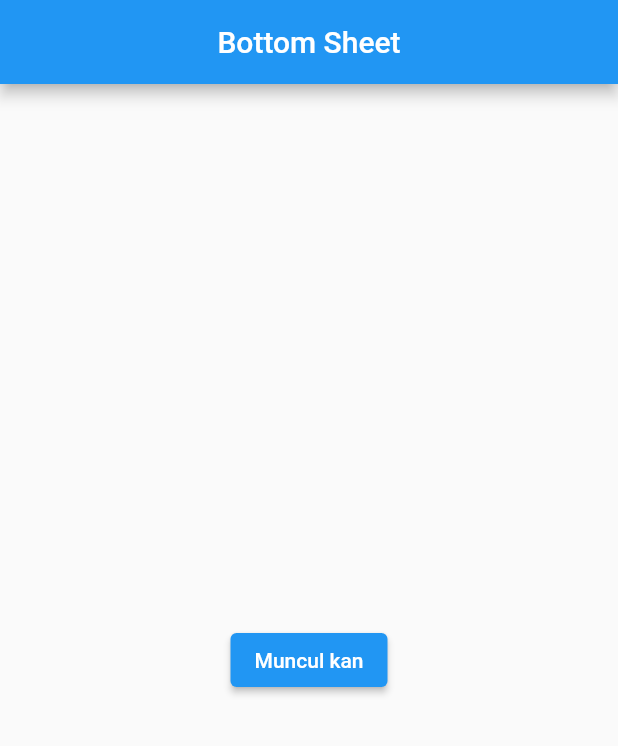
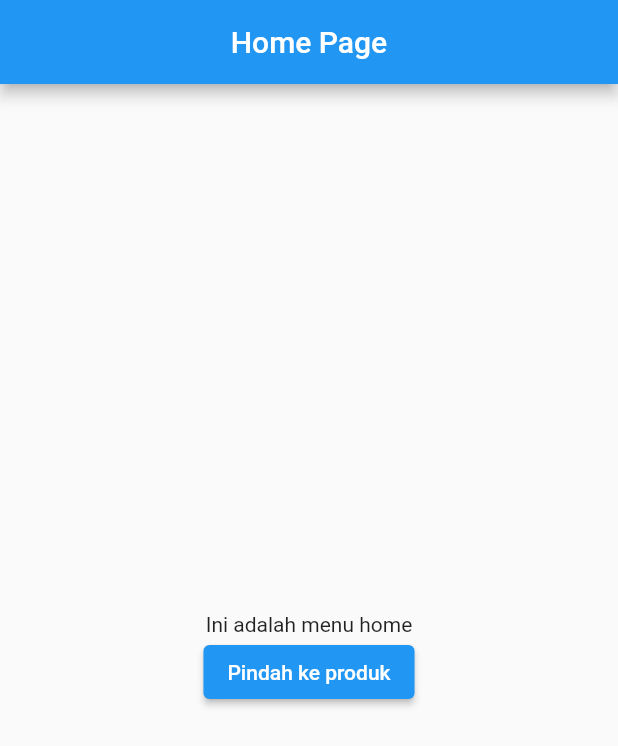
Before and after one commit to Baharudin78/playground, a Flutter app: the screen it shows after launch, on a phone screen of 412 x 824 dp. Shown: the top 746 px of the screen. Run offline on Flutter 3.47's test engine with Material 2 defaults, Android fonts, the phone set to English and light mode, and no system bars; missing offline and left inert: dart:js.

```diff
--- a/lib/main.dart
+++ b/lib/main.dart
@@ -1,6 +1,8 @@
 import 'package:flutter/material.dart';
+import 'package:playground/pages/home_page.dart';
 import 'package:playground/widget/bottom_nav_bar.dart';
 import 'package:playground/widget/bottom_sheet.dart';
+import 'package:playground/widget/drawer.dart';
 import 'package:playground/widget/snackbar.dart';
 import 'package:playground/widget/tab_bar.dart';
 import 'package:playground/widget/text_field.dart';
@@ -22,7 +24,7 @@ class _MyAppState extends State<MyApp> {
   Widget build(BuildContext context) {
     return const MaterialApp(
       debugShowCheckedModeBanner: false,
-      home: BottomSheetLearn(),
+      home: HomePage(),
     );
   }
 }
--- /dev/null
+++ b/lib/pages/home_page.dart
@@ -0,0 +1,34 @@
+import 'package:flutter/material.dart';
+import 'package:playground/pages/product_page.dart';
+
+class HomePage extends StatelessWidget {
+  const HomePage({Key? key}) : super(key: key);
+
+  @override
+  Widget build(BuildContext context) {
+    return Scaffold(
+      appBar: AppBar(
+        centerTitle: true,
+        title: Text("Home Page"),
+      ),
+      body: Center(
+        child: Column(
+          mainAxisAlignment: MainAxisAlignment.center,
+          children: [
+            Text("Ini adalah menu home"),
+            ElevatedButton(
+              onPressed: () {
+                Navigator.of(context).push(
+                  MaterialPageRoute(
+                    builder: (context) => ProductPage(),
+                  ),
+                );
+              },
+              child: Text("Pindah ke produk"),
+            ),
+          ],
+        ),
+      ),
+    );
+  }
+}
--- /dev/null
+++ b/lib/widget/drawer.dart
@@ -0,0 +1,128 @@
+import 'package:flutter/material.dart';
+
+class DrawerLearn extends StatelessWidget {
+  const DrawerLearn({Key? key}) : super(key: key);
+
+  @override
+  Widget build(BuildContext context) {
+    return Scaffold(
+      appBar: AppBar(
+        title: Text("Drawer Learn"),
+        centerTitle: true,
+      ),
+      drawer: Drawer(
+        child: Column(
+          children: [
+            Container(
+              height: 150,
+              color: Colors.blue,
+              child: Row(
+                crossAxisAlignment: CrossAxisAlignment.center,
+                children: [
+                  Padding(
+                    padding: EdgeInsets.all(10),
+                    child: Image(
+                      image: AssetImage("assets/man.png"),
+                      height: 90,
+                      width: 90,
+                    ),
+                  ),
+                  Text(
+                    "Baahrudin",
+                    style: TextStyle(fontSize: 20),
+                  ),
+                ],
+              ),
+            ),
+            Expanded(
+              child: ListView(
+                children: [
+                  ListTile(
+                    leading: Icon(Icons.home),
+                    title: Text("Home"),
+                  ),
+                  ListTile(
+                    leading: Icon(Icons.home),
+                    title: Text("Home"),
+                  ),
+                  ListTile(
+                    leading: Icon(Icons.home),
+                    title: Text("Home"),
+                  ),
+                  ListTile(
+                    leading: Icon(Icons.home),
+                    title: Text("Home"),
+                  ),
+                  ListTile(
+                    leading: Icon(Icons.home),
+                    title: Text("Home"),
+                  ),
+                  ListTile(
+                    leading: Icon(Icons.home),
+                    title: Text("Home"),
+                  ),
+                  ListTile(
+                    leading: Icon(Icons.home),
+                    title: Text("Home"),
+                  ),
+                  ListTile(
+                    leading: Icon(Icons.home),
+                    title: Text("Home"),
+                  ),
+                  ListTile(
+                    leading: Icon(Icons.home),
+                    title: Text("Home"),
+                  ),
+                  ListTile(
+                    leading: Icon(Icons.home),
+                    title: Text("Home"),
+                  ),
+                  ListTile(
+                    leading: Icon(Icons.home),
+                    title: Text("Home"),
+                  ),
+                  ListTile(
+                    leading: Icon(Icons.home),
+                    title: Text("Home"),
+                  ),
+                  ListTile(
+                    leading: Icon(Icons.home),
+                    title: Text("Home"),
+                  ),
+                  ListTile(
+                    leading: Icon(Icons.home),
+                    title: Text("Home"),
+                  ),
+                  ListTile(
+                    leading: Icon(Icons.home),
+                    title: Text("Home"),
+                  ),
+                  ListTile(
+                    leading: Icon(Icons.home),
+                    title: Text("Home"),
+                  ),
+                  ListTile(
+                    leading: Icon(Icons.home),
+                    title: Text("Home"),
+                  ),
+                  ListTile(
+                    leading: Icon(Icons.home),
+                    title: Text("Home"),
+                  ),
+                  ListTile(
+                    leading: Icon(Icons.home),
+                    title: Text("Home"),
+                  ),
+                  ListTile(
+                    leading: Icon(Icons.home),
+                    title: Text("Home"),
+                  ),
+                ],
+              ),
+            )
+          ],
+        ),
+      ),
+    );
+  }
+}
--- a/pubspec.yaml
+++ b/pubspec.yaml
@@ -58,8 +58,8 @@ flutter:
   uses-material-design: true
 
   # To add assets to your application, add an assets section, like this:
-  # assets:
-  #   - images/a_dot_burr.jpeg
+  assets:
+     - assets/man.png
   #   - images/a_dot_ham.jpeg
 
   # An image asset can refer to one or more resolution-specific "variants", see
```
Also changed, not shown: assets/man.png (added).
